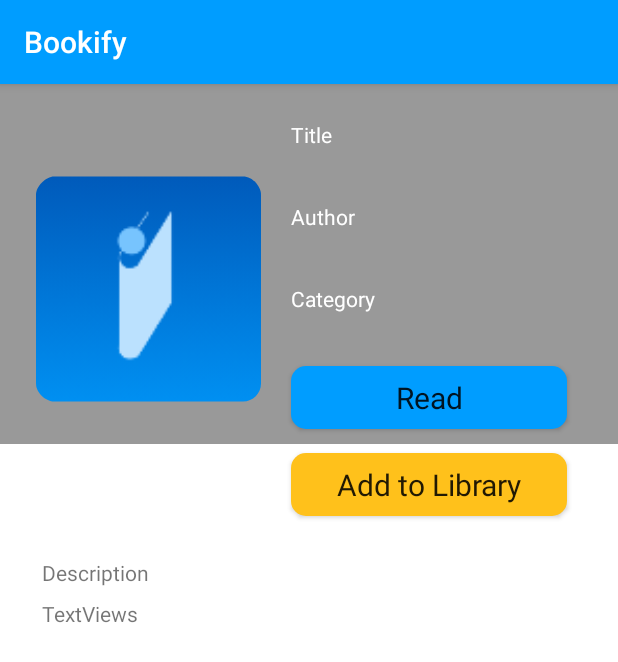
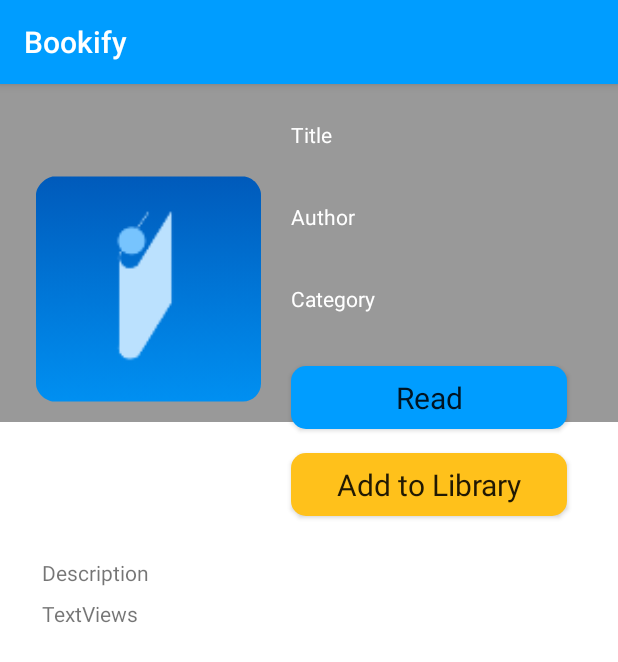
Before and after one commit to Leandro-Thiery/Bookify, an Android app: the BookView screen opened directly, with no data from a screen before it, on a phone screen of 412 x 824 dp. Shown: the top 662 px of the screen. Run offline under Robolectric (Android 15) with nearby library versions, the phone set to English and light mode, and no system bars; our stand-ins replace Firebase (no records; nobody signed in at launch, a user with empty details on screens opened directly); libraries missing offline, so code that uses them is left out: jp.wasabeef.glide; Roboto replaces fonts that are not available here; 11 statements that could not run were skipped.

Commit message:
Elevation Effect

```diff
--- a/app/src/main/res/layout/activity_book_view.xml
+++ b/app/src/main/res/layout/activity_book_view.xml
@@ -5,7 +5,6 @@
     android:background="@color/colorWhite"
     android:layout_width="match_parent"
     android:layout_height="match_parent"
-
     tools:context=".BookView">
 
     <androidx.constraintlayout.widget.ConstraintLayout
@@ -14,7 +13,7 @@
         <ImageView
             android:id="@+id/bookViewBack"
             android:layout_width="match_parent"
-            android:layout_height="240dp"
+            android:layout_height="225dp"
             android:scaleType="centerCrop"
             app:layout_constraintEnd_toEndOf="parent"
             app:layout_constraintStart_toStartOf="parent"
@@ -23,7 +22,7 @@
 
         <ImageView
             android:layout_width="match_parent"
-            android:layout_height="240dp"
+            android:layout_height="225dp"
             android:background="#66000000"
             android:scaleType="centerCrop"
             app:layout_constraintEnd_toEndOf="parent"
--- a/app/src/main/res/layout/card_view.xml
+++ b/app/src/main/res/layout/card_view.xml
@@ -43,9 +43,10 @@
         android:layout_width="match_parent"
         android:layout_height="190dp"
         android:padding="5dp"
+        android:layout_marginVertical="5dp"
         android:layout_gravity="center_vertical"
         android:background="@drawable/bg_roundall"
         android:orientation="horizontal"
-        android:elevation="10dp"/>
+        android:elevation="1dp"/>
 
 </LinearLayout>
--- a/app/src/main/res/layout/card_view_horizontal.xml
+++ b/app/src/main/res/layout/card_view_horizontal.xml
@@ -29,7 +29,7 @@
             android:layout_gravity="center_horizontal"
             android:scaleType="centerCrop"
             android:src="@mipmap/ic_launcher"
-            android:elevation="2dp"
+            android:elevation="5dp"
             />
 
         <TextView
--- a/app/src/main/res/layout/fragment_search.xml
+++ b/app/src/main/res/layout/fragment_search.xml
@@ -99,7 +99,6 @@
         android:layout_width="match_parent"
         android:layout_height="match_parent"
         android:layout_below="@+id/appBarLayout"
-        android:layout_marginTop="21dp"
         app:layout_constraintEnd_toEndOf="parent"
         app:layout_constraintHorizontal_bias="0.0"
         app:layout_constraintStart_toStartOf="parent"
--- a/app/src/main/res/layout/library_view.xml
+++ b/app/src/main/res/layout/library_view.xml
@@ -13,7 +13,8 @@
         android:layout_height="160dp"
         android:background="@drawable/bg_roundall"
         android:src="@mipmap/ic_launcher"
-        android:layout_gravity="center_horizontal" />
+        android:layout_gravity="center_horizontal"
+        android:elevation="5dp"/>
 
     <TextView
         android:id="@+id/libraryTitle"
--- a/app/src/main/res/layout/search_view.xml
+++ b/app/src/main/res/layout/search_view.xml
@@ -9,6 +9,9 @@
     <RelativeLayout
         android:layout_width="match_parent"
         android:layout_height="145dp"
+        android:layout_gravity="center_vertical"
+        android:layout_marginVertical="10dp"
+        android:elevation="2dp"
         android:background="@drawable/bg_roundall">
 
         <ImageView
```
